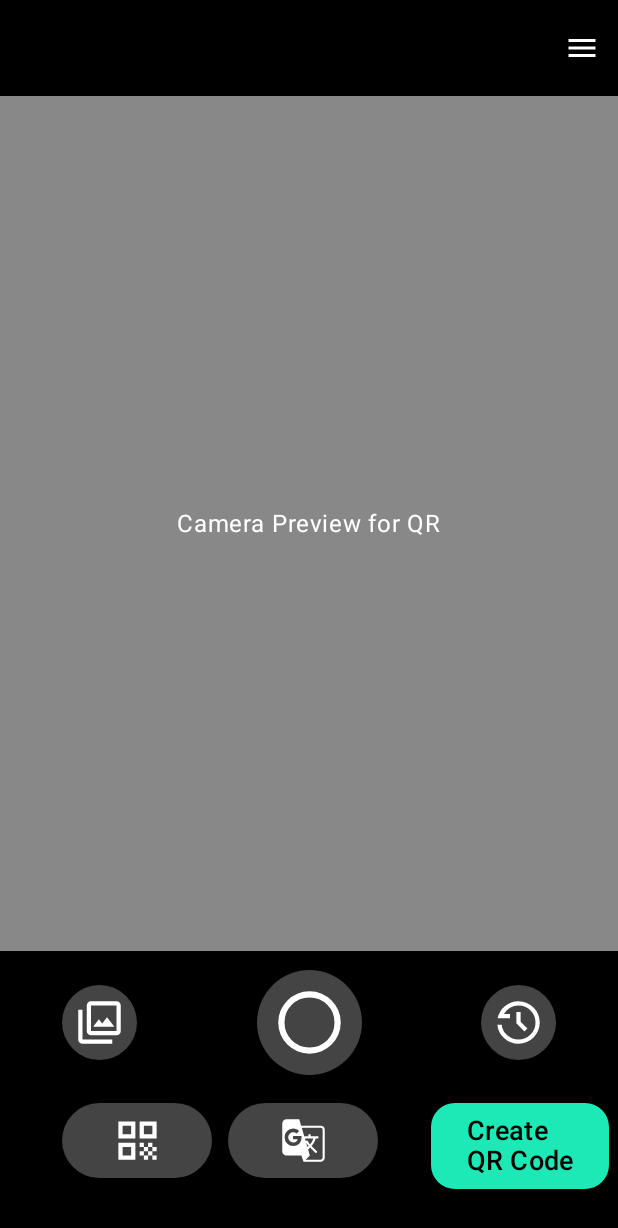
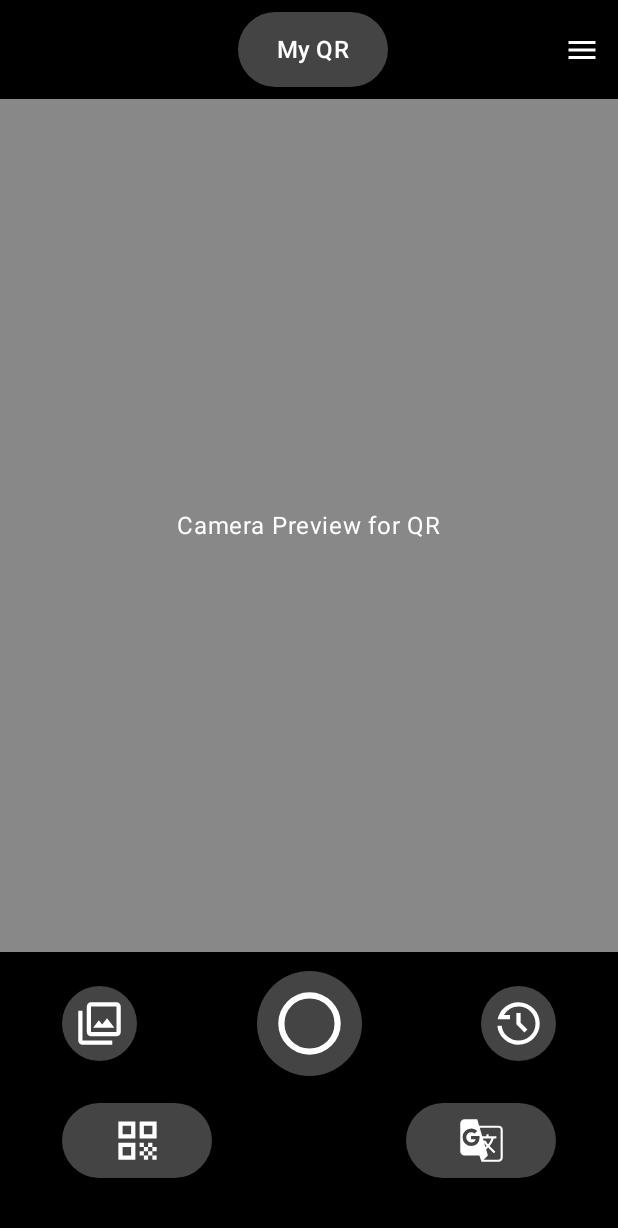
Before and after one commit to Zaphat/Z-Vision, an Android app built with Jetpack Compose: the screen it shows after launch (MainActivity), on a phone screen of 412 x 824 dp. Shown: the top 1228 px of the screen. Run offline under Robolectric (Android 15) with nearby library versions, the phone set to English and light mode, and no system bars.

```diff
--- a/app/src/main/java/com/zteam/zvision/ui/screens/MainScreen.kt
+++ b/app/src/main/java/com/zteam/zvision/ui/screens/MainScreen.kt
@@ -1,7 +1,11 @@
 // screens/MainScreen.kt
 package com.zteam.zvision.ui.screens
 
+import android.graphics.DashPathEffect
+import android.graphics.Paint
+import androidx.compose.foundation.BorderStroke
 import androidx.compose.foundation.background
+import androidx.compose.foundation.clickable
 import androidx.compose.foundation.layout.*
 import androidx.compose.foundation.shape.CircleShape
 import androidx.compose.foundation.shape.RoundedCornerShape
@@ -15,10 +19,20 @@ import androidx.compose.runtime.mutableStateOf
 import androidx.compose.runtime.remember
 import androidx.compose.ui.Alignment
 import androidx.compose.ui.Modifier
+import androidx.compose.ui.draw.clip
+import androidx.compose.ui.draw.drawBehind
+import androidx.compose.ui.geometry.Rect
 import androidx.compose.ui.graphics.Color
+import androidx.compose.ui.graphics.PathEffect
+import androidx.compose.ui.graphics.drawscope.Stroke
+import androidx.compose.ui.graphics.nativeCanvas
+import androidx.compose.ui.graphics.toArgb
+import androidx.compose.ui.node.ModifierNodeElement
 import androidx.compose.ui.res.painterResource
 import androidx.compose.ui.unit.dp
 import androidx.compose.ui.unit.sp
+import androidx.compose.ui.platform.LocalDensity
+import androidx.compose.ui.text.style.TextAlign
 import com.zteam.zvision.R
 import com.zteam.zvision.ui.commons.SettingsPopup
 
@@ -29,10 +43,9 @@ fun MainScreen(
     translateFromLanguage: String,
     translateToLanguage: String,
     onNavigateToLanguageSelection: (Boolean) -> Unit,
-    onNavigateToQrCreation: () -> Unit
+    onNavigateToQrStorage: () -> Unit
 ) {
     var menuExpanded by remember { mutableStateOf(false) }
-
     Column(
         modifier = Modifier
             .fillMaxSize()
@@ -92,6 +105,24 @@ fun MainScreen(
                     )
                 }
             }
+            else if (initMode == "QR") {
+                Button (
+                    onClick = {onNavigateToQrStorage()},
+                    modifier = Modifier
+                        .padding(start = 0.dp, end = 105.dp)
+                        .size(width = 100.dp, height = 50.dp),
+                    contentPadding = PaddingValues(0.dp),
+                    colors = ButtonDefaults.buttonColors(
+                        containerColor = Color.DarkGray
+                    )
+                ){
+                    Text(text = "My QR" ,
+                        color = Color.White,
+                        fontSize = 16.sp
+                    )
+                }
+            }
+
             Box {
                 IconButton(
                     onClick = { menuExpanded = true }
@@ -234,16 +265,10 @@ fun MainScreen(
                         .fillMaxSize()
                 )
             }
-            Button(
-                onClick = { onNavigateToQrCreation() },
-                colors = ButtonDefaults.buttonColors(containerColor = Color(0xFF1DE9B6)),
-                shape = RoundedCornerShape(16.dp)
-            ) {
-                Text(text = "Create QR Code", color = Color.Black, fontSize = 18.sp)
-            }
         }
     }
 }
+
 
 fun viewHistoryQRScans() {
 
```
Also changed, not shown: app/src/main/java/com/zteam/zvision/MainActivity.kt (+18 -4 lines), app/src/main/java/com/zteam/zvision/ui/screens/qrCreation/QrStorageScreen.kt (+119 -22 lines).
